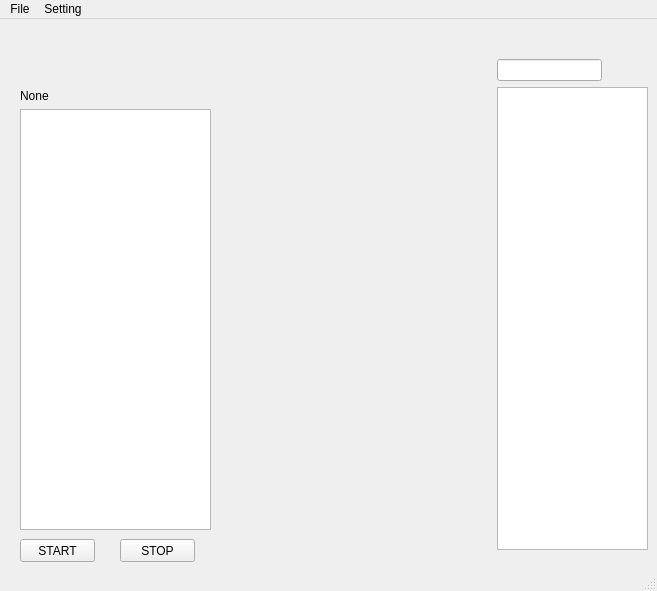
The window that gui/main.ui (nervouswizard/Pmagic) describes before a commit, drawn with Qt 5.
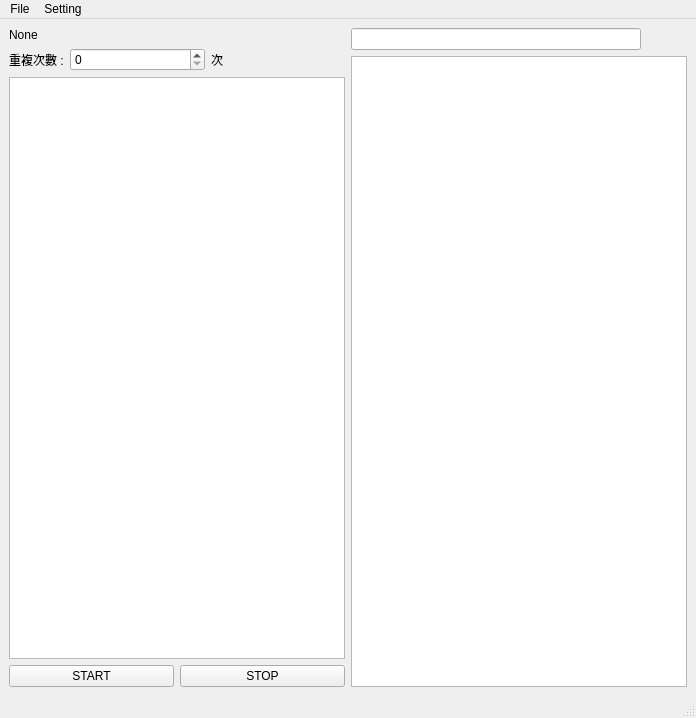
The same window after the commit. Icons and pictures are not drawn.

Patch:
```diff
--- a/gui/main.ui
+++ b/gui/main.ui
@@ -6,8 +6,8 @@
    <rect>
     <x>0</x>
     <y>0</y>
-    <width>657</width>
-    <height>591</height>
+    <width>696</width>
+    <height>718</height>
    </rect>
   </property>
   <property name="windowTitle">
@@ -17,44 +17,76 @@
    <bool>false</bool>
   </property>
   <widget class="QWidget" name="centralwidget">
+   <layout class="QGridLayout" name="gridLayout">
+    <item row="0" column="0">
+     <layout class="QHBoxLayout" name="horizontalLayout_4">
+      <item>
+       <layout class="QVBoxLayout" name="verticalLayout">
+        <item>
+         <widget class="QLabel" name="selected_script">
+          <property name="text">
+           <string>None</string>
+          </property>
+         </widget>
+        </item>
+        <item>
+         <layout class="QHBoxLayout" name="horizontalLayout_3">
+          <item>
+           <widget class="QLabel" name="label">
+            <property name="maximumSize">
+             <size>
+              <width>55</width>
+              <height>166666</height>
+             </size>
+            </property>
+            <property name="text">
+             <string>重複次數 :</string>
+            </property>
+           </widget>
+          </item>
+          <item>
+           <widget class="QSpinBox" name="script_times">
+            <property name="maximum">
+             <number>999999999</number>
+            </property>
+           </widget>
+          </item>
+          <item>
+           <widget class="QLabel" name="label_2">
+            <property name="text">
+             <string>次</string>
+            </property>
+           </widget>
+          </item>
+         </layout>
+        </item>
+        <item>
+         <widget class="QListWidget" name="show_running_script_list"/>
+        </item>
+        <item>
+         <layout class="QHBoxLayout" name="horizontalLayout_2">
+          <item>
    <widget class="QPushButton" name="start_script">
-    <property name="geometry">
-     <rect>
-      <x>20</x>
-      <y>520</y>
-      <width>75</width>
-      <height>23</height>
-     </rect>
-    </property>
     <property name="text">
      <string>START</string>
     </property>
    </widget>
+          </item>
+          <item>
    <widget class="QPushButton" name="stop_script">
-    <property name="geometry">
-     <rect>
-      <x>120</x>
-      <y>520</y>
-      <width>75</width>
-      <height>23</height>
-     </rect>
-    </property>
     <property name="text">
      <string>STOP</string>
     </property>
    </widget>
-   <widget class="QWidget" name="layoutWidget">
-    <property name="geometry">
-     <rect>
-      <x>497</x>
-      <y>40</y>
-      <width>151</width>
-      <height>491</height>
-     </rect>
-    </property>
-    <layout class="QGridLayout" name="gridLayout">
-     <item row="0" column="0">
-      <layout class="QHBoxLayout" name="horizontalLayout_2">
+          </item>
+         </layout>
+        </item>
+       </layout>
+      </item>
+      <item>
+       <layout class="QVBoxLayout" name="verticalLayout_2">
+        <item>
+         <layout class="QHBoxLayout" name="horizontalLayout">
        <item>
         <widget class="QLineEdit" name="search_bar_for_script"/>
        </item>
@@ -86,7 +118,7 @@
        </item>
       </layout>
      </item>
-     <item row="1" column="0">
+        <item>
       <widget class="QListWidget" name="scripts_list">
        <property name="contextMenuPolicy">
         <enum>Qt::CustomContextMenu</enum>
@@ -94,36 +126,17 @@
       </widget>
      </item>
     </layout>
-   </widget>
-   <widget class="QWidget" name="layoutWidget">
-    <property name="geometry">
-     <rect>
-      <x>20</x>
-      <y>70</y>
-      <width>191</width>
-      <height>441</height>
-     </rect>
-    </property>
-    <layout class="QVBoxLayout" name="verticalLayout">
-     <item>
-      <widget class="QLabel" name="selected_script">
-       <property name="text">
-        <string>None</string>
-       </property>
-      </widget>
-     </item>
-     <item>
-      <widget class="QListView" name="listView"/>
-     </item>
-    </layout>
-   </widget>
+      </item>
+     </layout>
+    </item>
+   </layout>
   </widget>
   <widget class="QMenuBar" name="menubar">
    <property name="geometry">
     <rect>
      <x>0</x>
      <y>0</y>
-     <width>657</width>
+     <width>696</width>
      <height>21</height>
     </rect>
    </property>
```
Lines whose indentation alone changed are shown as unchanged.
